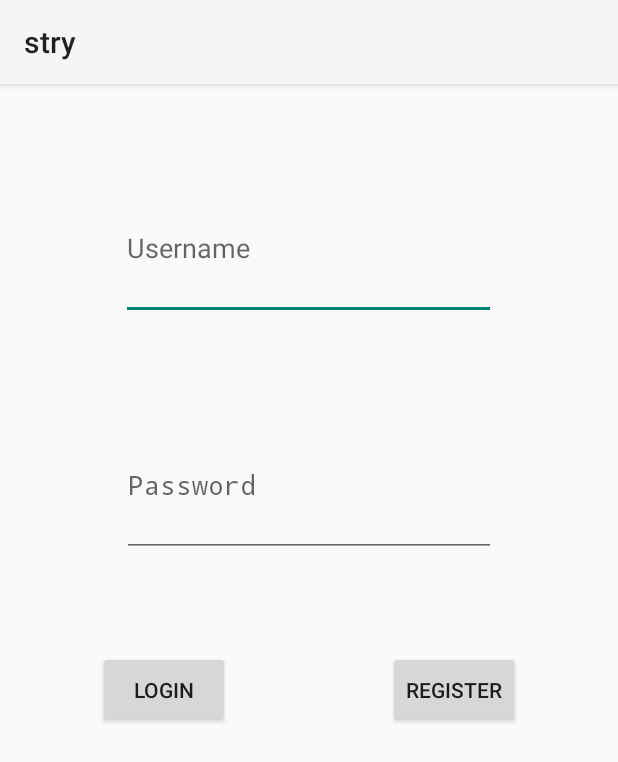
After one commit to zycs-hub/Phone, an Android app: the Login screen opened directly, with no data from a screen before it, on a phone screen of 412 x 824 dp. The commit adds this screen. Shown: the top 762 px of the screen. Run offline under Robolectric (Android 15) with nearby library versions, the phone set to English and light mode, and no system bars; network calls fail.

Commit message:
添加登入和注册，但是注册还有点问题

```diff
--- a/stry/app/src/main/AndroidManifest.xml
+++ b/stry/app/src/main/AndroidManifest.xml
@@ -26,7 +26,13 @@
                 <category android:name="android.intent.category.LAUNCHER" />
             </intent-filter>
         </activity>
+        <activity android:name=".Login"
+            >
+        </activity>
         <activity android:name=".LogActivity"
+            >
+        </activity>
+        <activity android:name=".RegisterActivity"
             >
         </activity>
         <activity android:name=".Buy_Activity"
--- /dev/null
+++ b/stry/app/src/main/java/com/example/zy/stry/Login.java
@@ -0,0 +1,126 @@
+package com.example.zy.stry;
+
+import com.example.zy.stry.lib.*;
+
+import android.app.Activity;
+import android.app.ProgressDialog;
+import android.os.Bundle;
+import android.view.View;
+import android.content.Intent;
+import android.widget.EditText;
+import android.widget.Button;
+import android.widget.TextView;
+import android.widget.Toast;
+
+import org.apache.http.NameValuePair;
+import org.apache.http.message.BasicNameValuePair;
+import org.json.JSONObject;
+
+import java.io.InputStream;
+import java.util.ArrayList;
+import java.util.List;
+
+/**
+ * Created by wendy on 15-8-4.
+ */
+public class Login extends Activity {
+    Button login_button;
+    Button register_button;
+    private EditText inputName;
+    private EditText inputPass;
+
+    private static String KEY_SUCCESS = "success";
+    private static String KEY_NAME = "username";
+    private static String KEY_PASS = "password";
+
+
+    TextView tv;
+
+    List<NameValuePair> nameValuePairs;
+    ProgressDialog dialog = null;
+    @Override
+    public void onCreate(Bundle savedInstanceState) {
+        super.onCreate(savedInstanceState);
+        setContentView(R.layout.activity_login);
+        InputStream inputStream = null;
+
+
+        inputName = (EditText) findViewById(R.id.username);
+        inputPass = (EditText) findViewById(R.id.password);
+        //      regist login_button clicker event;
+        login_button = (Button) findViewById(R.id.login);
+        register_button = (Button) findViewById(R.id.register);
+
+        login_button.setOnClickListener(new View.OnClickListener() {
+
+            @Override
+            public void onClick(View arg0) {
+                final String username = inputName.getText().toString();
+                final String password = inputPass.getText().toString();
+                if (username.equals("") || password.equals("")) {
+                    Toast.makeText(Login.this, "Username or password must be filled", Toast.LENGTH_LONG).show();
+                    return;
+                }
+
+                //add your data
+                nameValuePairs = new ArrayList<NameValuePair>(2);
+                nameValuePairs.add(new BasicNameValuePair("username", username));
+                nameValuePairs.add(new BasicNameValuePair("password", password));
+
+                dialog = ProgressDialog.show(Login.this, "",
+                        "Validating user...", true);
+                new Thread(new Runnable() {
+                    public void run() {
+                        try {
+
+                            runOnUiThread(new Runnable() {
+                                public void run() {
+//                                    tv.setText("Response from Python : " + response);
+                                    dialog.dismiss();
+                                }
+                            });
+                            User user = new User();
+                            JSONObject json = user.loginUser(username, password);
+
+//                            System.out.println(json.getString(config.LOGIN_INFO_ERROR));
+                            if (json.getString(KEY_SUCCESS) != null) {
+                                // user successfully logged in
+                                // Store user details in SQLite Database
+                                DatabaseHandler db = new DatabaseHandler(getApplicationContext());
+                                JSONObject json_user = json.getJSONObject("user");
+
+                                // Clear all previous data in database
+                                user.logoutUser(getApplicationContext());
+                                db.addUser(json_user.getString(KEY_NAME), json_user.getString(KEY_PASS));
+
+                                // Launch Dashboard Screen
+                                Intent profile = new Intent(getApplicationContext(), ProfileActivity.class);
+
+//                                profile.putExtra(KEY_NAME, username);
+                                startActivity(profile);
+                                finish();
+                            } else {
+                                Toast.makeText(Login.this, Config.LOGIN_INFO_ERROR, Toast.LENGTH_SHORT).show();
+                            }
+
+                        } catch (Exception e) {
+                            dialog.dismiss();
+                            System.out.println("Exception : " + e.getMessage());
+                        }
+                    }
+                }).start();
+            }
+        });
+
+        register_button.setOnClickListener(new View.OnClickListener() {
+            @Override
+            public void onClick(View arg0) {
+                Intent intent = new Intent(getApplicationContext(), RegisterActivity.class);
+                startActivity(intent);
+                finish();
+            }
+        });
+
+
+    }
+}
--- /dev/null
+++ b/stry/app/src/main/res/layout/activity_login.xml
@@ -0,0 +1,76 @@
+<?xml version="1.0" encoding="utf-8"?>
+<LinearLayout xmlns:android="http://schemas.android.com/apk/res/android"
+    android:layout_width="match_parent"
+    android:layout_height="match_parent"
+    android:weightSum="1"
+    android:orientation="vertical">
+
+    <TableRow
+        android:layout_width="match_parent"
+        android:layout_height="wrap_content"
+        android:layout_weight="0.10"></TableRow>
+
+    <EditText
+        android:layout_width="250dp"
+        android:layout_height="wrap_content"
+        android:inputType="textPersonName"
+        android:hint="Username"
+        android:ems="10"
+        android:id="@+id/username"
+        android:layout_gravity="center_horizontal"
+        android:layout_weight="0.08" />
+
+    <TableRow
+        android:layout_width="match_parent"
+        android:layout_height="wrap_content"
+        android:layout_weight="0.10"></TableRow>
+
+    <EditText
+        android:layout_width="249dp"
+        android:layout_height="wrap_content"
+        android:inputType="textPassword"
+        android:ems="10"
+        android:id="@+id/password"
+        android:layout_gravity="center_horizontal"
+        android:hint="Password"
+        android:layout_weight="0.08" />
+
+    <TableRow
+        android:layout_width="match_parent"
+        android:layout_height="wrap_content"
+        android:layout_gravity="center_horizontal"
+        android:layout_weight="0.10"></TableRow>
+
+    <RelativeLayout
+        android:layout_width="match_parent"
+        android:layout_height="51dp"
+        android:layout_gravity="center_horizontal"
+        android:clickable="true">
+
+        <Button
+            android:id="@+id/login"
+            android:layout_width="wrap_content"
+            android:layout_height="wrap_content"
+            android:text="Login"
+            android:layout_gravity="left"
+            android:layout_marginStart="65dp"
+            android:clickable="true"
+            android:layout_alignParentTop="true"
+            android:layout_alignParentStart="true"
+            android:layout_alignParentBottom="true" />
+
+        <Button
+            android:id="@+id/register"
+            android:layout_width="wrap_content"
+            android:layout_height="wrap_content"
+            android:text="Register"
+            android:layout_gravity="right"
+            android:layout_marginEnd="65dp"
+            android:clickable="true"
+            android:layout_alignParentTop="true"
+            android:layout_alignParentEnd="true"
+            android:layout_alignParentBottom="true" />
+    </RelativeLayout>
+
+
+</LinearLayout>
--- /dev/null
+++ b/stry/app/src/main/res/layout/activity_profile.xml
@@ -0,0 +1,6 @@
+<?xml version="1.0" encoding="utf-8"?>
+<LinearLayout xmlns:android="http://schemas.android.com/apk/res/android"
+    android:orientation="vertical" android:layout_width="match_parent"
+    android:layout_height="match_parent">
+
+</LinearLayout>
```
Also changed, not shown: stry/app/src/main/java/com/example/zy/stry/MainActivity.java (+14 -1 lines), stry/app/src/main/java/com/example/zy/stry/ProfileActivity.java (added, +24 -0 lines), stry/app/src/main/java/com/example/zy/stry/RegisterActivity.java (added, +103 -0 lines), stry/app/src/main/java/com/example/zy/stry/lib/Config.java (added, +18 -0 lines), stry/app/src/main/java/com/example/zy/stry/lib/DatabaseHandler.java (added, +116 -0 lines), stry/app/src/main/java/com/example/zy/stry/lib/JSONParser.java (added, +86 -0 lines), stry/app/src/main/java/com/example/zy/stry/lib/User.java (added, +80 -0 lines), stry/app/src/main/res/layout/activity_main.xml (+11 -2 lines), stry/app/src/main/res/layout/activity_register.xml (added, +50 -0 lines).
